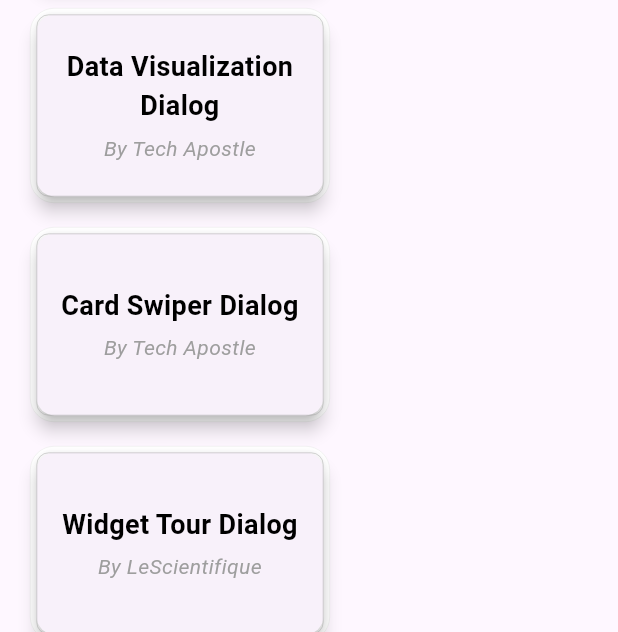
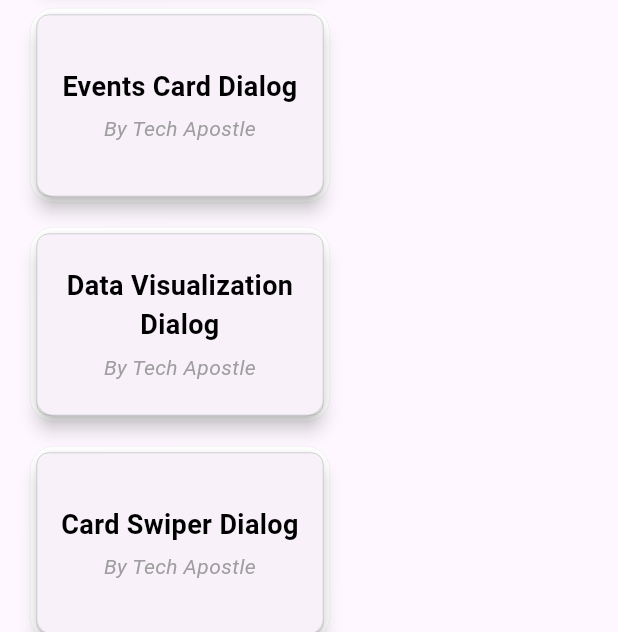
Before and after one commit to Docteur-Parfait/beautiful_dialog, a Flutter app: the screen it shows after launch, scrolled down 2880 dp, on a phone screen of 412 x 824 dp, the part 604-1236 px from its top. Run offline on Flutter 3.47's test engine with Material 3 defaults, Android fonts, the phone set to English and light mode, and no system bars; our stand-ins replace audioplayers, bot_toast, fl_chart, flutter_card_swiper, flutter_svg, gap and 2 more; missing offline and left inert: dart:html.

Commit message:
Add event card swiper dialog for displaying and swiping through cards

```diff
--- a/lib/views/dialog_view.dart
+++ b/lib/views/dialog_view.dart
@@ -1,6 +1,7 @@
 import 'package:beautiful_dialog/dialogs/animated_confirmation_dialog.dart';
 import 'package:beautiful_dialog/dialogs/card_swiper_dialog.dart';
 import 'package:beautiful_dialog/dialogs/data_visualization_dialog.dart';
+import 'package:beautiful_dialog/dialogs/event_card_swiper_dialog.dart';
 import 'package:beautiful_dialog/dialogs/gamified_dialog.dart';
 import 'package:beautiful_dialog/dialogs/discard_changes_dialog.dart';
 import 'package:beautiful_dialog/dialogs/multistep_dialog.dart';
@@ -222,6 +223,12 @@ class _DialogViewState extends State<DialogView> {
                 ),
               ),
               CustomButton(
+                text: "Events Card Dialog",
+                author: "Tech Apostle",
+                onTap: () =>
+                    EventCardSwiperDialog.showEventCardSwiperDialog(context),
+              ),
+              CustomButton(
                 text: "Data Visualization Dialog",
                 author: "Tech Apostle",
                 onTap: () =>
```
